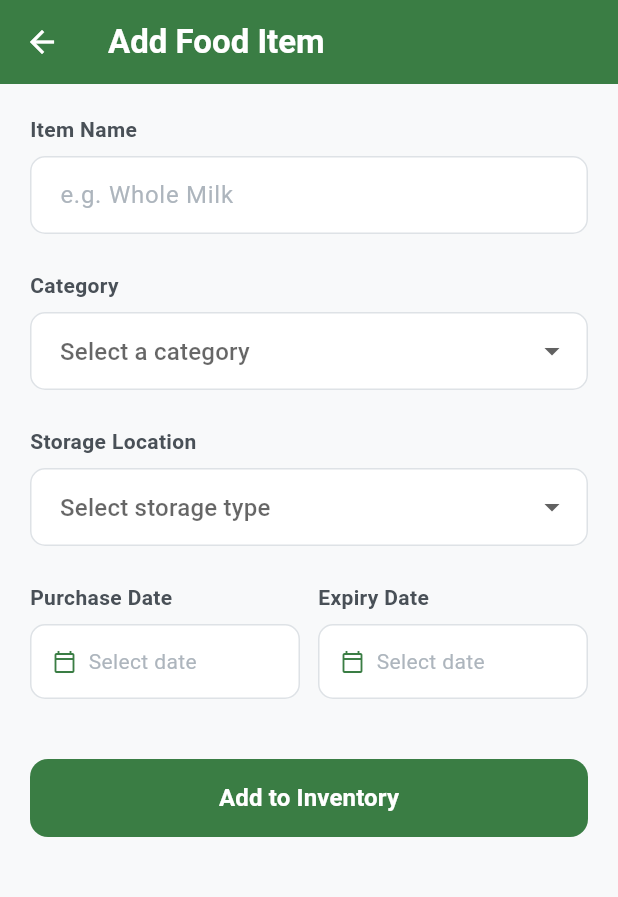
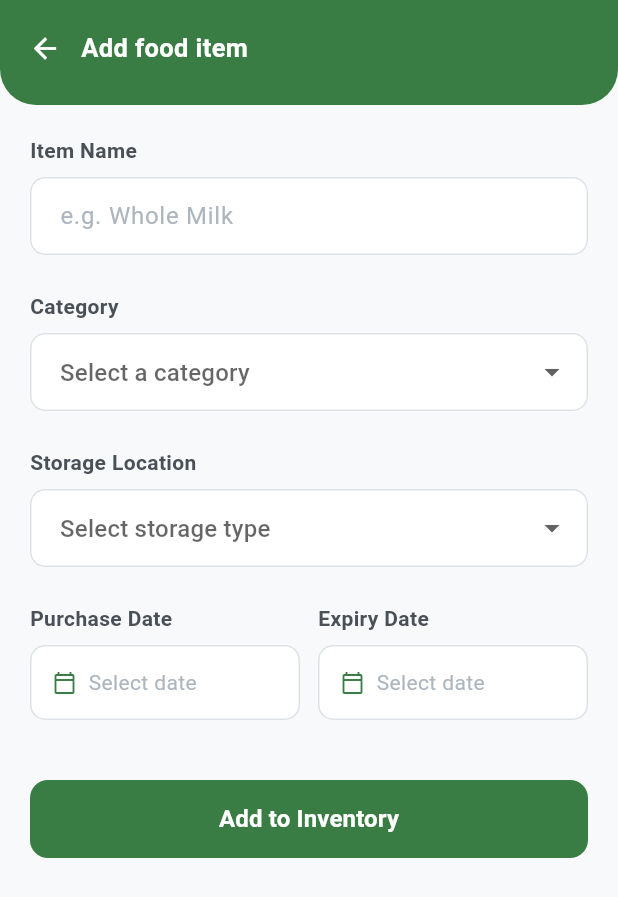
Before and after one commit to stanleywijayaa/shelf_sense, a Flutter app: the AddItemScreen screen opened directly, on a phone screen of 412 x 824 dp. Shown: the top 897 px of the screen. Run offline on Flutter 3.47's test engine with Material 3 defaults, Android fonts, the phone set to English and light mode, and no system bars; our stand-ins replace cloud_firestore, firebase_core, flutter_local_notifications, timezone; accounts and stored records are empty.

Commit message:
changed the add item header to have a curved header to be uniform with the other screens

```diff
--- a/lib/screens/inventory/add_item_screen.dart
+++ b/lib/screens/inventory/add_item_screen.dart
@@ -224,16 +224,13 @@ class _AddItemScreenState extends State<AddItemScreen> {
   Widget build(BuildContext context) {
     return Scaffold(
       backgroundColor: const Color(0xFFF8F9FA),
-      appBar: AppBar(
-        backgroundColor: const Color(0xFF3A7D44),
-        foregroundColor: Colors.white,
-        title: Text(
-          widget.isEditMode ? 'Edit Food Item' : 'Add Food Item',
-          style: const TextStyle(fontWeight: FontWeight.w600),
-        ),
-        elevation: 0,
-      ),
-      body: SingleChildScrollView(
+      body: Column(
+        children: [
+          _AddItemHeader(
+            title: widget.isEditMode ? 'Edit food item' : 'Add food item',
+          ),
+          Expanded(
+            child: SingleChildScrollView(
         padding: const EdgeInsets.all(20),
         child: Form(
           key: _formKey,
@@ -371,6 +368,9 @@ class _AddItemScreenState extends State<AddItemScreen> {
           ),
         ),
       ),
+          ),
+        ],
+      ),
     );
   }
 
@@ -468,3 +468,45 @@ class _DatePickerButton extends StatelessWidget {
     );
   }
 }
+
+// ─── Curved header (matches the tab and detail screens) ───────────────────
+class _AddItemHeader extends StatelessWidget {
+  final String title;
+
+  const _AddItemHeader({required this.title});
+
+  @override
+  Widget build(BuildContext context) {
+    final topPadding = MediaQuery.of(context).padding.top;
+    return Container(
+      width: double.infinity,
+      padding: EdgeInsets.fromLTRB(6, topPadding + 8, 18, 14),
+      decoration: const BoxDecoration(
+        color: Color(0xFF3A7D44),
+        borderRadius: BorderRadius.only(
+          bottomLeft: Radius.circular(24),
+          bottomRight: Radius.circular(24),
+        ),
+      ),
+      child: Row(
+        children: [
+          IconButton(
+            icon: const Icon(Icons.arrow_back, color: Colors.white, size: 22),
+            tooltip: 'Back',
+            onPressed: () => Navigator.pop(context),
+          ),
+          Expanded(
+            child: Text(
+              title,
+              style: const TextStyle(
+                fontSize: 17,
+                fontWeight: FontWeight.w700,
+                color: Colors.white,
+              ),
+            ),
+          ),
+        ],
+      ),
+    );
+  }
+}
```
